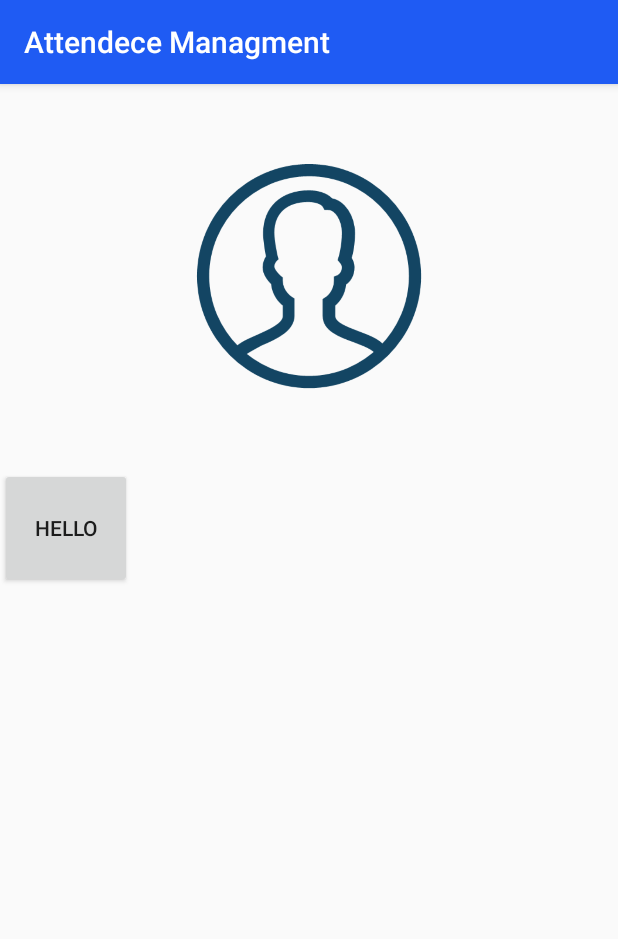
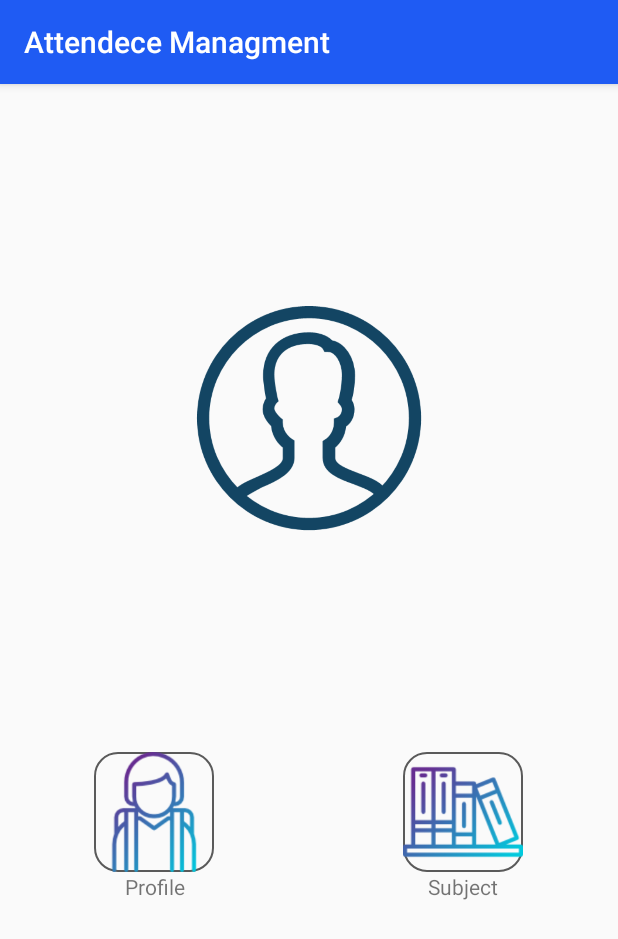
Before and after one commit to Minhasokz2/AttendeceManagment, an Android app: the activity_profile screen opened directly, with no data from a screen before it, on a phone screen of 412 x 824 dp. Shown: the top 939 px of the screen. Run offline under Robolectric (Android 15) with nearby library versions, the phone set to English and light mode, and no system bars; our stand-ins replace CircleImageView.

Commit message:
New Update

```diff
--- a/app/src/main/AndroidManifest.xml
+++ b/app/src/main/AndroidManifest.xml
@@ -11,7 +11,9 @@
         android:roundIcon="@mipmap/ic_launcher_round"
         android:supportsRtl="true"
         android:theme="@style/AppTheme">
-        <activity android:name=".activity_profile"></activity>
+        <activity android:name=".activity_subjectAttendence"></activity>
+        <activity android:name=".activity_studentProfileDetail" />
+        <activity android:name=".activity_profile" />
         <activity android:name=".user_attendence_firstActivity" />
         <activity android:name=".activity_teacher_generateCode" />
         <activity android:name=".StudentAttendence_RecycleView" />
--- a/app/src/main/res/drawable/squarebutton.xml
+++ b/app/src/main/res/drawable/squarebutton.xml
@@ -1,8 +1,8 @@
 <selector xmlns:android="http://schemas.android.com/apk/res/android">
     <item>
         <shape android:shape="rectangle">
-            <solid android:color="#f3f3f3"/>
-            <stroke android:color="#000000"
+
+            <stroke android:color="#5A5A5A"
                 android:width="1dp" />
             <!--corners allow us to make the rounded corners button-->
             <corners android:radius="15dp" />
--- a/app/src/main/res/layout/activity_profile.xml
+++ b/app/src/main/res/layout/activity_profile.xml
@@ -5,11 +5,11 @@
     android:layout_width="match_parent"
     android:layout_height="match_parent"
     android:orientation="vertical"
-    android:weightSum="12"
+    android:weightSum="3"
     tools:context=".activity_profile">
 
     <LinearLayout
-        android:layout_weight="4"
+        android:layout_weight="2"
         android:gravity="center"
         android:layout_width="match_parent"
         android:layout_height="0dp"
@@ -18,39 +18,65 @@
             android:layout_width="200dp"
             android:layout_height="200dp"
             android:id="@+id/userProfile"
-            android:src="@drawable/iconUser">
+            android:src="@drawable/iconuser">
         </de.hdodenhof.circleimageview.CircleImageView>
 
     </LinearLayout>
 
    <LinearLayout
        android:layout_width="match_parent"
-       android:layout_height="0dp"
-       android:layout_weight="3">
-       <TableLayout
-           android:layout_width="match_parent"
+       android:layout_height="wrap_content"
+       android:weightSum="1"
+       android:baselineAligned="false">
+       <LinearLayout
+           android:orientation="vertical"
+           android:layout_weight="0.5"
+           android:layout_width="wrap_content"
            android:layout_height="wrap_content">
-           <TableRow
-               android:weightSum="1"
+
+           <ImageView
+               android:background="@drawable/squarebutton"
+               android:layout_gravity="center"
+               android:layout_width="80dp"
+               android:layout_height="80dp"
+               android:scaleType="fitCenter"
+               android:src="@drawable/student"
+               android:contentDescription="TODO" />
+           <TextView
+               android:layout_width="match_parent"
                android:layout_height="wrap_content"
-               android:layout_width="0dp">
+               android:text="@string/profile"
+               android:gravity="center">
 
-               <FrameLayout
-                   xmlns:android="http://schemas.android.com/apk/res/android"
-                   android:layout_width="match_parent"
-                   android:layout_height="match_parent">
-                   <Button
-                       android:layout_width="match_parent"
-                       android:layout_height="match_parent"
-                       android:text="Hello" />
-                   <ImageView
-                       android:layout_width="80dp"
-                       android:layout_height="80dp"
-                       android:src="@drawable/iconUser"
-                       android:scaleType="fitCenter"/>
-               </FrameLayout>
-           </TableRow>
-       </TableLayout>
+           </TextView>
+
+       </LinearLayout>
+       <LinearLayout
+           android:layout_weight="0.5"
+           android:orientation="vertical"
+           android:layout_width="wrap_content"
+           android:layout_height="wrap_content">
+
+           <ImageView
+               android:background="@drawable/squarebutton"
+               android:layout_gravity="center"
+               android:layout_width="80dp"
+               android:layout_height="80dp"
+               android:scaleType="fitCenter"
+               android:src="@drawable/bookshelf" />
+           <TextView
+               android:layout_width="match_parent"
+               android:layout_height="wrap_content"
+               android:text="@string/subjects"
+               android:gravity="center">
+
+           </TextView>
+
+       </LinearLayout>
+
+
+
+
 
    </LinearLayout>
 
--- a/app/src/main/res/layout/activity_user_attendence_first.xml
+++ b/app/src/main/res/layout/activity_user_attendence_first.xml
@@ -18,7 +18,7 @@
             android:layout_width="200dp"
             android:layout_height="200dp"
             android:id="@+id/userProfile"
-            android:src="@drawable/iconUser">
+            android:src="@drawable/iconuser">
         </de.hdodenhof.circleimageview.CircleImageView>
 
     </LinearLayout>
--- a/app/src/main/res/layout/student_listview.xml
+++ b/app/src/main/res/layout/student_listview.xml
@@ -2,7 +2,7 @@
 <RelativeLayout xmlns:android="http://schemas.android.com/apk/res/android"
     android:orientation="vertical" android:layout_width="match_parent"
     android:layout_height="match_parent"
-    android:id="@+id/relativeLayout">
+    android:id="@+id/parentLayout">
 
 
     <de.hdodenhof.circleimageview.CircleImageView
```
Also changed, not shown: app/src/main/java/com/project/attendecemanagment/MainActivity.java (+25 -0 lines), app/src/main/java/com/project/attendecemanagment/RecyclerViewAdapter.java (+60 -5 lines), app/src/main/java/com/project/attendecemanagment/activity_studentProfileDetail.java (added, +14 -0 lines), app/src/main/java/com/project/attendecemanagment/activity_subjectAttendence.java (added, +14 -0 lines), app/src/main/res/layout/activity_student_attendence__recycle_view.xml (+9 -8 lines), app/src/main/res/layout/activity_student_profile_detail.xml (added, +128 -0 lines), app/src/main/res/layout/activity_subject_attendence.xml (added, +58 -0 lines), app/src/main/res/values/strings.xml (+8 -2 lines), app/src/main/res/drawable/bookshelf.png (added), app/src/main/res/drawable/iconuser.png (renamed from app/src/main/res/drawable/iconUser.png), app/src/main/res/drawable/student.png (added).
